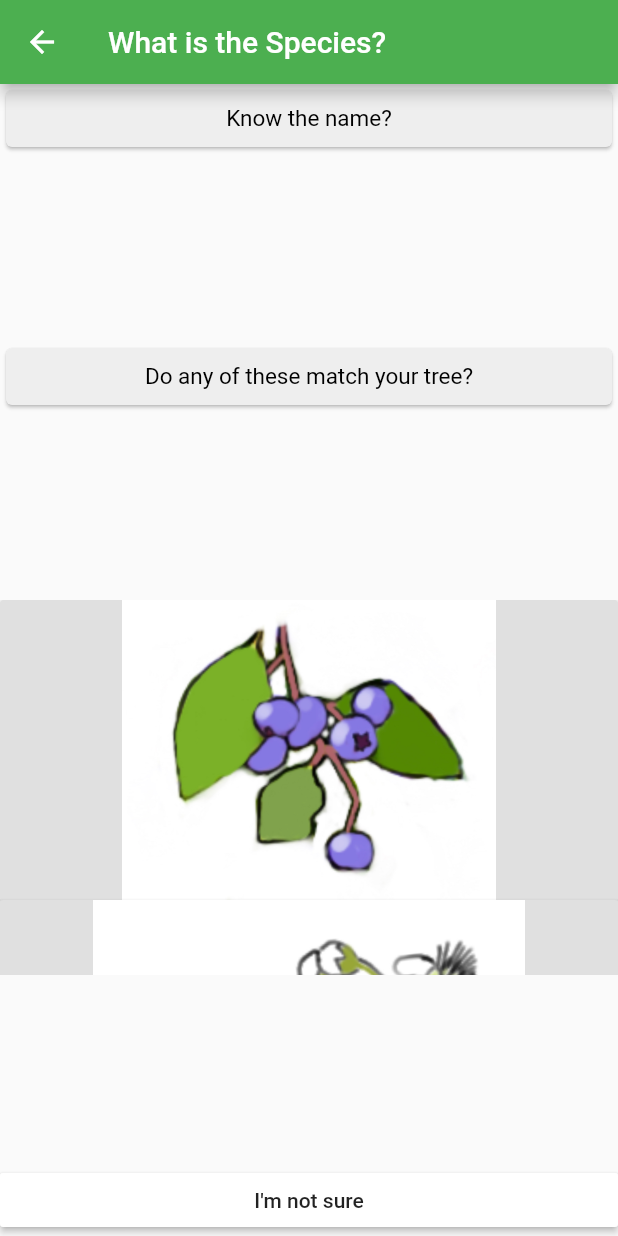
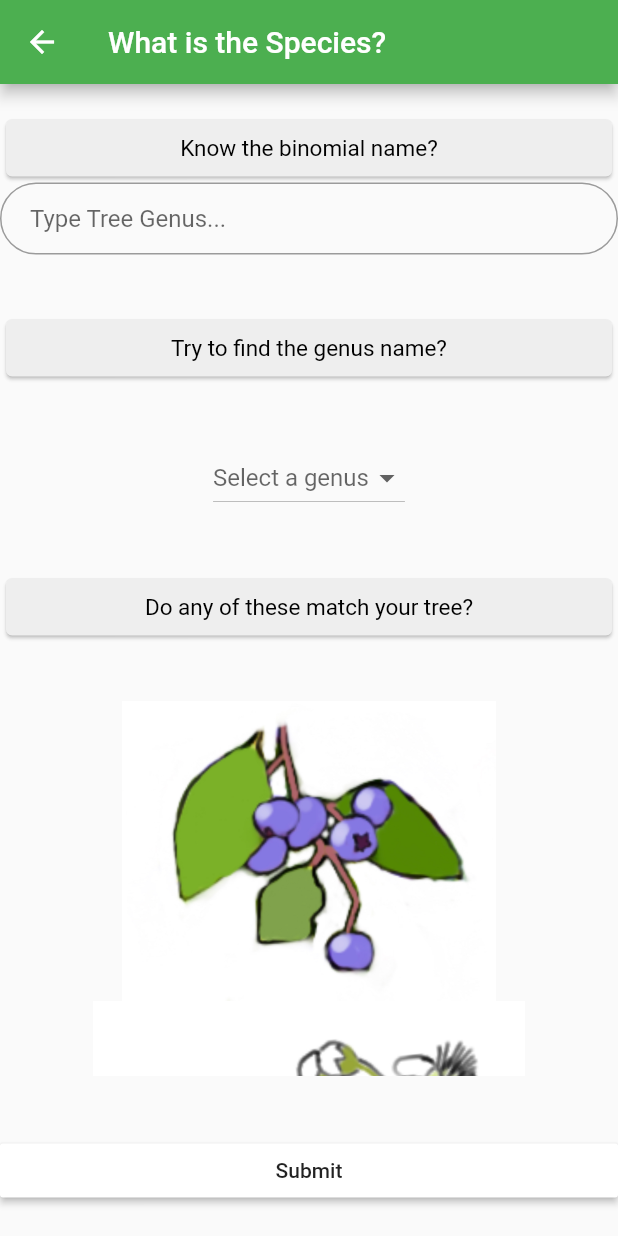
Before and after one commit to aaronddino/Mushroom-Projects, a Flutter app: the SpeciesPage screen opened by its route, on a phone screen of 412 x 824 dp. Run offline on Flutter 3.47's test engine with Material 2 defaults, Android fonts, the phone set to English and light mode, and no system bars; our stand-ins replace firebase_database, firebase_storage, image_picker; missing offline and left inert: map_view; accounts and stored records are empty; statements that could not run were skipped.

Commit message:
seeatree_4_aed

```diff
--- a/seeatree_4_aed/lib/main.dart
+++ b/seeatree_4_aed/lib/main.dart
@@ -26,6 +26,7 @@ import 'package:seeatree_4_aed/pages/addtree/10_shape_page.dart';
 import 'package:seeatree_4_aed/pages/addtree/11_habitat_page.dart';
 import 'package:seeatree_4_aed/pages/addtree/12_species_page.dart';
 import 'package:seeatree_4_aed/pages/addtree/13_submission_page.dart';
+import 'package:seeatree_4_aed/pages/addtree/14_submitted_page.dart';
 import 'package:seeatree_4_aed/pages/addtree/alice_code_stuff_will be removed.dart';
 import 'package:seeatree_4_aed/pages/addtree/image_page.dart';
 import 'package:seeatree_4_aed/pages/mytrees/1_my_trees_page.dart';
@@ -64,6 +65,7 @@ void main(){
       "/ViewMap": (BuildContext context) => new ViewMapPage(),
       "/Submit": (BuildContext context) => new SubmitStatusPage(),
       "/Submission": (BuildContext context) => new SubmissionPage(),
+      "/Submitted": (BuildContext context) => new SubmittedPage(),
       "/image": (BuildContext context) => new ImagePage(),
       //info screens
       "/LandmarkInfo": (BuildContext context) => new LandmarkInfoPage(),
--- a/seeatree_4_aed/lib/pages/addtree/12_species_page.dart
+++ b/seeatree_4_aed/lib/pages/addtree/12_species_page.dart
@@ -1,7 +1,6 @@
 /*
 -See A Tree Citizen Science Project App
 - Aarond Dino
-
 Page: Species Identification
 Purpose:
 - Displays aesthetic images displaying key-
@@ -22,25 +21,84 @@ class SpeciesPage extends StatefulWidget{
 }
 
 class SpeciesPageState extends State<SpeciesPage>{
-
+  List<DropdownMenuItem<String>> listDrop = [];
+  String selected = null;
+  void loadData(){
+    List<String> genusList = [
+    "I don't know",
+    "Abrophyllum",
+    "Acacia",
+    "Acmena",
+    "Acronychia",
+    "Alectryon",
+    "Allocasuarina",
+    "Alphitonia",
+    ];
+    listDrop = [];
+    for(int i=0;i<genusList.length; i++){
+      listDrop.add(new DropdownMenuItem(
+        child: new Text(genusList[i]),
+        value: genusList[i],
+      ));
+    }
+  }
 
   @override
   Widget build(BuildContext context){
+    loadData();
     return new Scaffold(
       appBar: new AppBar(title: new Text("What is the Species?"),backgroundColor: Colors.green,),
       body: new Column(
-        crossAxisAlignment: CrossAxisAlignment.stretch,
-        mainAxisAlignment: MainAxisAlignment.spaceBetween,
+        crossAxisAlignment: CrossAxisAlignment.center,
+        mainAxisAlignment: MainAxisAlignment.spaceAround,
         children: <Widget>[ /*Ancestor */
           new Container( /*contains input fields for names */
             child: new Column(
               crossAxisAlignment: CrossAxisAlignment.stretch,
               children: <Widget>[
-                new TextCard(text:"Know the name?", size: 15.0, box:Colors.grey[200]),
+                new TextCard(text:"Know the binomial name?", size: 15.0, box:Colors.grey[200]),
+                //genus text input
+                new TextFormField(
+                  autofocus: false,
+                  decoration: InputDecoration(
+                  hintText: 'Type Tree Genus...',
+                  contentPadding: EdgeInsets.fromLTRB(20.0, 10.0, 20.0, 10.0),
+                  border: OutlineInputBorder(borderRadius: BorderRadius.circular(32.0)),
+                )),
               ],
             ),
           ),
-          new TextCard(text:"Do any of these match your tree?", size: 15.0, box:Colors.grey[200]),
+
+          new Column(
+            crossAxisAlignment: CrossAxisAlignment.stretch,
+            children: <Widget>[
+              new TextCard(text:"Try to find the genus name?", size: 15.0, box:Colors.grey[200]),
+            ]
+          ),
+
+          //Dropdown genus selection
+          new DropdownButton(
+            value: selected,
+            items: listDrop,
+            hint: new Text('Select a genus'),
+            onChanged: (value){
+              selected = value;
+              setState(() {
+                if(value == "Abrophyllum"){
+                  globals.item.species = "Abrophyllum";
+
+
+                }
+
+              });
+            }
+          ),
+          new Column(
+            crossAxisAlignment: CrossAxisAlignment.stretch,
+            children: <Widget>[
+              new TextCard(text:"Do any of these match your tree?", size: 15.0, box:Colors.grey[200]),
+            ]
+          ),
           new Container(
             height: 250.0,
             child: new ListView.builder(
@@ -48,26 +106,26 @@ class SpeciesPageState extends State<SpeciesPage>{
                   return new Container(
                     child: new Column(
                       children: <Widget>[
-                        new RaisedButton(
-                          onPressed: (){globals.item.species = "purple";},
-                          child: new Image(image: new AssetImage("assets/samplefeature.jpg"), height: 200.0, width: 500.0),
-                        ),
-                        new RaisedButton(
-                          onPressed: (){globals.item.species = "white";},
-                          child: new Image(image: new AssetImage("assets/samplefeature2.jpg"), height: 200.0, width: 500.0),
-                        ),
-
+                        new Image(image: new AssetImage("assets/samplefeature.jpg"), height: 200.0, width: 500.0),
+                        new Image(image: new AssetImage("assets/samplefeature2.jpg"), height: 200.0, width: 500.0),
                       ],
                     )
                   );
                 }
               ),
           ),
-          new TextButton( /*Not sure Button */
-            text: "I'm not sure",
-            color: Colors.white,
-            nextpage: "/Submission",
+
+          new Column(
+            crossAxisAlignment: CrossAxisAlignment.stretch,
+            children: <Widget>[
+              new TextButton( /*Not sure Button */
+                text: "Submit",
+                color: Colors.white,
+                nextpage: "/Submission"
+              ),
+            ],
           ),
+
       ],)
     );
   }
```
Also changed, not shown: seeatree_4_aed/lib/pages/addtree/13_submission_page.dart (+28 -2 lines), seeatree_4_aed/lib/pages/addtree/14_submitted_page.dart (+45 -0 lines).
